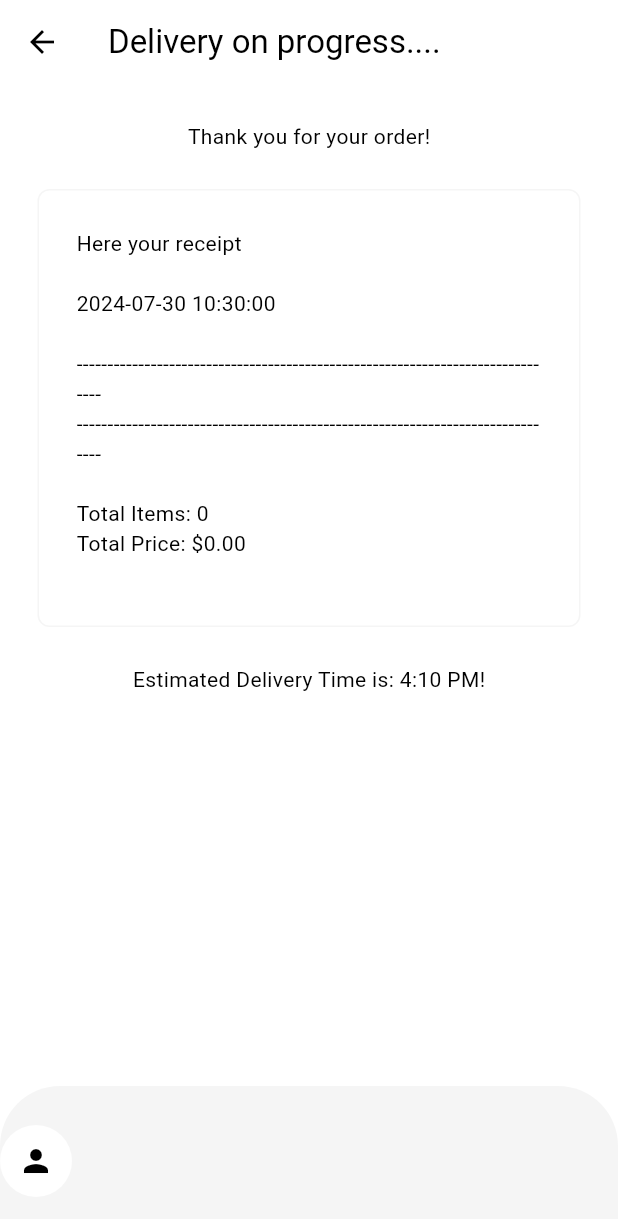
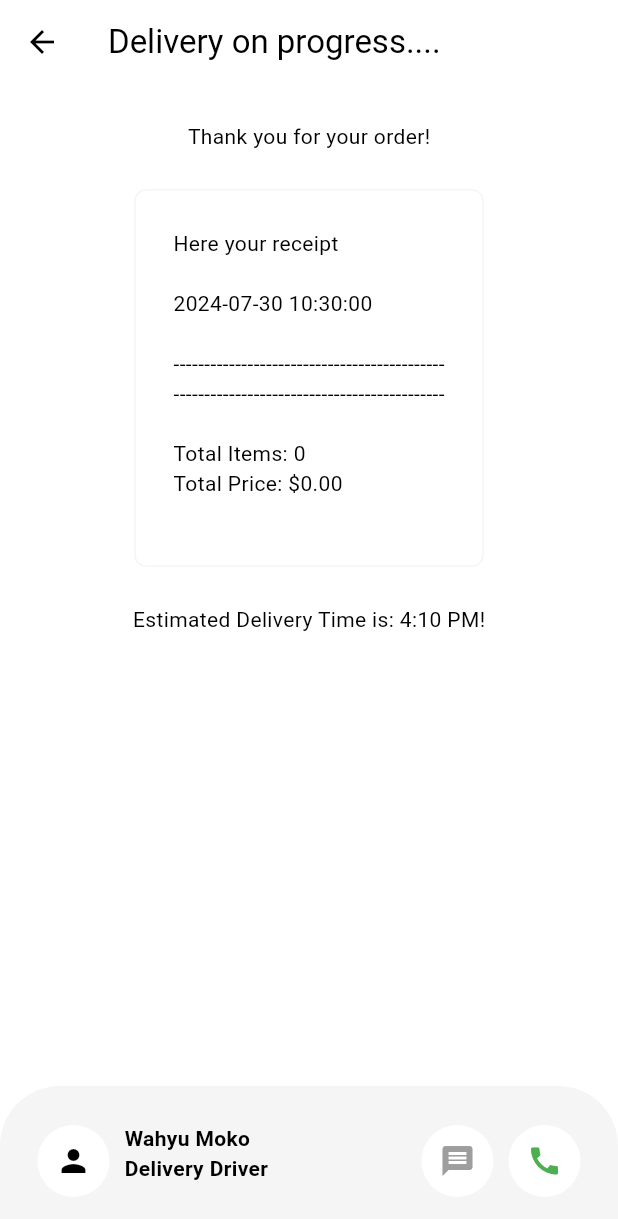
Before and after one commit to wahyuumoko/shop-add-delivery, a Flutter app: the DeliveryProgressPage screen opened directly, on a phone screen of 412 x 824 dp. Shown: the top 1219 px of the screen. Run offline on Flutter 3.47's test engine with Material 3 defaults, Android fonts, the phone set to English and light mode, and no system bars; our stand-ins replace flutter_credit_card.

Commit message:
komplit selesai, tinggal firebase

```diff
--- a/lib/models/shop.dart
+++ b/lib/models/shop.dart
@@ -402,7 +402,7 @@ class Shop extends ChangeNotifier {
 
   receipt.writeln(formattedDate);
   receipt.writeln();
-  receipt.writeln("-------------------------------------------------------------------------------");
+  receipt.writeln("--------------------------------------------");
 
   for (final CartItem in _cart) {
     receipt.writeln(
@@ -414,7 +414,7 @@ class Shop extends ChangeNotifier {
       receipt.writeln();
   }
 
-  receipt.writeln("-------------------------------------------------------------------------------");
+  receipt.writeln("--------------------------------------------");
   receipt.writeln();
   receipt.writeln("Total Items: ${getTotalItemCount()}");
   receipt.writeln("Total Price: ${_formatPrice(getTotalPrice())}");
--- a/lib/pages/delivery_progress_page.dart
+++ b/lib/pages/delivery_progress_page.dart
@@ -37,8 +37,10 @@ Widget _buildBottomNavBar (BuildContext context) {
           topRight: Radius.circular(40),
         ),
       ),
+      padding: const EdgeInsets.all(25),
       child: Row(
         children: [
+          // profile pict driver
           Container(
             decoration: BoxDecoration(
               color: Theme.of(context).colorScheme.surface,
@@ -46,9 +48,67 @@ Widget _buildBottomNavBar (BuildContext context) {
             ),
             child: IconButton(
               onPressed: () {},
-              icon: Icon(Icons.person),
+              icon: const Icon(Icons.person),
             ),
-          )
+          ),
+
+          const SizedBox(width: 10),
+
+          // driver detail
+          Column(
+            crossAxisAlignment: CrossAxisAlignment.start,
+            children: [
+              Text(
+                "Wahyu Moko",
+                style: TextStyle(
+                  fontWeight: FontWeight.bold,
+                  color: Theme.of(context).colorScheme.onSecondary,
+                ),
+              ),
+              Text(
+                "Delivery Driver",
+                style: TextStyle(
+                  fontWeight: FontWeight.bold,
+                  color: Theme.of(context).colorScheme.onSecondary,
+                ),
+              ),
+            ],
+          ),
+
+          const Spacer(),
+
+          Row(
+            children: [
+              // message btn
+              Container(
+            decoration: BoxDecoration(
+              color: Theme.of(context).colorScheme.surface,
+              shape: BoxShape.circle,
+            ),
+            child: IconButton(
+              onPressed: () {},
+              icon: const Icon(Icons.message),
+              color: Theme.of(context).colorScheme.primary,
+            ),
+          ),
+
+            const SizedBox(width: 10),
+
+              // call btn
+              Container(
+            decoration: BoxDecoration(
+              color: Theme.of(context).colorScheme.surface,
+              shape: BoxShape.circle,
+            ),
+            child: IconButton(
+              onPressed: () {},
+              icon: const Icon(Icons.call),
+              color: Colors.green,
+            ),
+          ),
+
+            ],
+          ),
         ],
       ),
     );
```
